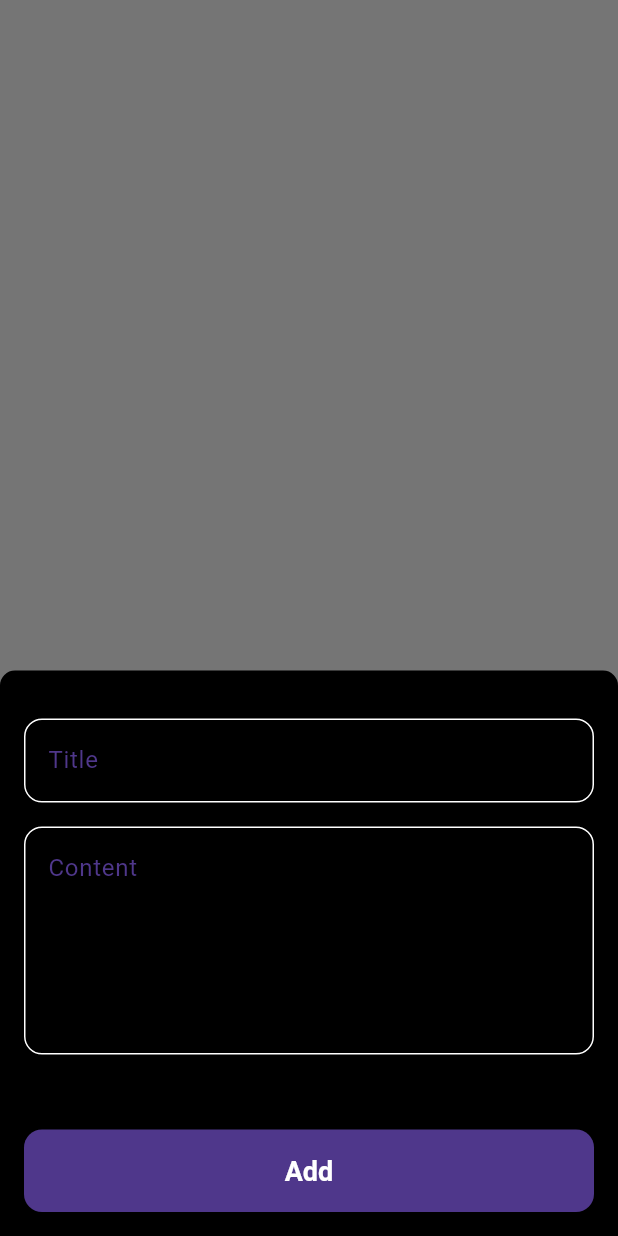
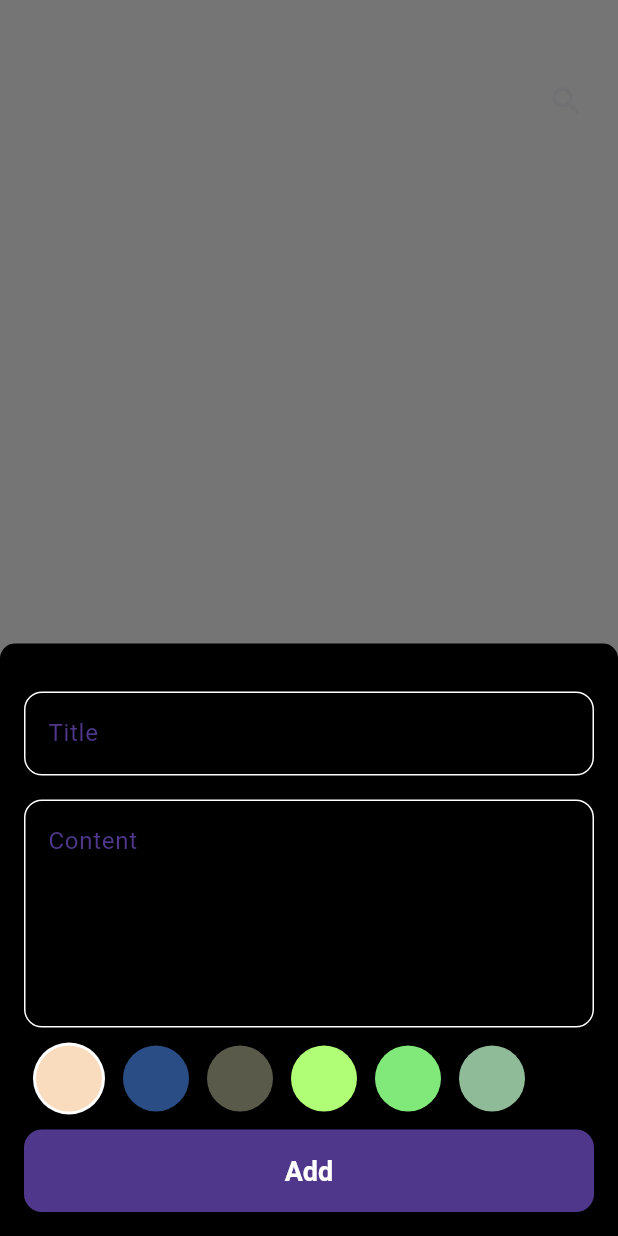
Before and after one commit to mohamedelkerba/notes_app, a Flutter app: the screen it shows after launch, after a tap on the "add" icon, on a phone screen of 412 x 824 dp. Run offline on Flutter 3.47's test engine with Material 3 defaults, Android fonts, the phone set to English and light mode, and no system bars; our stand-ins replace bloc, flutter_bloc, hive, hive_flutter; accounts and stored records are empty; generated files the repository leaves out were written again.

```diff
--- a/lib/core/widgets/custom_text_field.dart
+++ b/lib/core/widgets/custom_text_field.dart
@@ -3,14 +3,16 @@ import 'package:flutter/material.dart';
 import '../style/colors/colors.dart';
 
 class CustomTextField extends StatelessWidget {
-   CustomTextField({super.key , required this.hintText, this.maxLines =1, this.onSaved });
+   CustomTextField({super.key, required this.hintText,this.maxLines =1,this.onSaved, required this.controller});
 
  final String hintText;
  final int maxLines;
-   void Function(String?)?onSaved;
+ final void Function(String?)?onSaved;
+ TextEditingController controller ;
   @override
   Widget build(BuildContext context) {
     return TextFormField(
+      controller: controller,
       cursorColor:addNoteColor ,
       maxLines: maxLines,
       onSaved: onSaved,
--- a/lib/cubit/add_notes_cubit/add_note_cubit.dart
+++ b/lib/cubit/add_notes_cubit/add_note_cubit.dart
@@ -1,3 +1,5 @@
+import 'dart:ui';
+
 import 'package:bloc/bloc.dart';
 import 'package:hive/hive.dart';
 import 'package:meta/meta.dart';
@@ -7,7 +9,12 @@ part 'add_note_state.dart';
 
 class AddNoteCubit extends Cubit<AddNoteState> {
   AddNoteCubit() : super(AddNoteInitial());
+
+
+
+  Color? color = const Color(0xffF9DBBD);
     addNote(NoteModel note) async {
+      note.color = color!.value;
     emit(AddNoteLoading());
     try {
       var notesBox = Hive.box<NoteModel>('notes_box');
--- a/lib/models/note_model.dart
+++ b/lib/models/note_model.dart
@@ -6,16 +6,16 @@ part 'note_model.g.dart';
 class NoteModel extends HiveObject{
 
   @HiveField(0)
-  final String title ;
+   String title ;
 
   @HiveField(1)
-  final String subTitle;
+   String subTitle;
 
   @HiveField(2)
-  final String date;
+   String date;
 
   @HiveField(3)
-  final int color;
+   int color;
 
   NoteModel({ required this.title, required this.subTitle, required this.date,required  this.color});
 
--- a/lib/views/widgets/add_note_form.dart
+++ b/lib/views/widgets/add_note_form.dart
@@ -4,6 +4,7 @@ import 'package:training/models/note_model.dart';
 import 'package:intl/intl.dart';
 import '../../core/widgets/custom_text_field.dart';
 import '../../cubit/add_notes_cubit/add_note_cubit.dart';
+import 'colors_list_view.dart';
 import 'custom_button.dart';
 
 class AddNoteForm extends StatefulWidget {
@@ -16,54 +17,70 @@ class AddNoteForm extends StatefulWidget {
 class _AddNoteFormState extends State<AddNoteForm> {
   final GlobalKey<FormState> formKey = GlobalKey();
   AutovalidateMode autoValidateMode = AutovalidateMode.disabled;
-  String ? title, subTitle;
+
+  TextEditingController? titleController;
+  TextEditingController? subTitleController;
+
+  @override
+  void initState() {
+    super.initState();
+    titleController = TextEditingController();
+    subTitleController = TextEditingController();
+  }
+
+  @override
+  void dispose() {
+    titleController?.dispose();
+    subTitleController?.dispose();
+    super.dispose();
+  }
+
   @override
   Widget build(BuildContext context) {
-
     return Form(
       key: formKey,
       autovalidateMode: autoValidateMode,
       child: Column(
         children: [
           CustomTextField(
-            onSaved: (value) {
-              title = value;
-            },
+            controller: titleController!,
             hintText: 'Title',
           ),
           const SizedBox(
             height: 16,
           ),
           CustomTextField(
-            onSaved: (value) {
-              subTitle = value;
-            },
+            controller: subTitleController!,
             hintText: 'Content',
             maxLines: 5,
           ),
           const SizedBox(
-            height: 50,
+            height: 10,
           ),
-          BlocBuilder<AddNoteCubit,AddNoteState>(
+          ColorsListView(),
+          const SizedBox(
+            height: 10,
+          ),
+          BlocBuilder<AddNoteCubit, AddNoteState>(
             builder: (context, state) {
               return CustomButton(
-                isLoading: state is AddNoteLoading ? true : false,
+                isLoading: state is AddNoteLoading,
                 onTap: () {
                   if (formKey.currentState!.validate()) {
                     formKey.currentState!.save();
                     var currentDate = DateTime.now();
-                    var formattedCurrentDate =  DateFormat.yMd().format(currentDate);
+                    var formattedCurrentDate =
+                        DateFormat('dd-MM-yyyy').format(currentDate);
                     var noteModel = NoteModel(
-                      title: title!,
-                      subTitle: subTitle!,
-                      date:formattedCurrentDate,
+                      title: titleController!.text,
+                      subTitle: subTitleController!.text,
+                      date: formattedCurrentDate,
                       color: Colors.blue.value,
                     );
                     BlocProvider.of<AddNoteCubit>(context).addNote(noteModel);
                   } else {
-                    autoValidateMode = AutovalidateMode.always;
                     setState(() {
-
+                      autoValidateMode = AutovalidateMode.always;
                     });
                   }
                 },
--- /dev/null
+++ b/lib/views/widgets/colors_list_view.dart
@@ -0,0 +1,72 @@
+import 'package:flutter/material.dart';
+import 'package:flutter_bloc/flutter_bloc.dart';
+import 'package:training/cubit/add_notes_cubit/add_note_cubit.dart';
+import 'package:training/models/note_model.dart';
+
+class ColorsListView extends StatefulWidget {
+  const ColorsListView({super.key});
+
+  @override
+  State<ColorsListView> createState() => _ColorsListViewState();
+}
+
+class _ColorsListViewState extends State<ColorsListView> {
+  int  currentIndex =0;
+  List<Color > colors = const [
+    Color(0xffF9DBBD),
+    Color(0xff2A4D85),
+    Color(0xff595A4A),
+    Color(0xffB0FE76),
+    Color(0xff81E979),
+    Color(0xff8FBB99),
+  ];
+  @override
+  Widget build(BuildContext context) {
+    return SizedBox(
+      height: 48,
+      child: ListView.builder(
+        scrollDirection: Axis.horizontal,
+        itemCount: colors.length,
+        itemBuilder: (context, index) {
+          return  Padding(
+            padding: const  EdgeInsets.symmetric(horizontal: 6.0),
+            child:  GestureDetector(
+              onTap: (){
+                currentIndex = index;
+                BlocProvider.of<AddNoteCubit>(context).color = colors[index];
+                setState(() {});
+              } ,
+              child: ColorItem(
+                  isSelected: currentIndex == index,
+                  color: colors[index],
+              )
+            ),
+          );
+        },
+      ),
+    );
+  }
+}
+
+class ColorItem extends StatelessWidget {
+  const ColorItem({super.key, required this.isSelected, required this.color});
+
+  final bool isSelected;
+  final Color color ;
+  @override
+  Widget build(BuildContext context) {
+    return isSelected ?  CircleAvatar(
+      radius: 24,
+     backgroundColor: Colors.white,
+      child:  CircleAvatar(
+        radius: 22,
+        backgroundColor:color,
+
+      ),
+    ) :   CircleAvatar(
+      radius: 22,
+      backgroundColor: color,
+
+    );
+  }
+}
--- a/lib/views/widgets/custom_app_bar.dart
+++ b/lib/views/widgets/custom_app_bar.dart
@@ -2,11 +2,13 @@ import 'package:flutter/material.dart';
 import '../../core/widgets/default_text.dart';
 
 class CustomAppBar extends StatelessWidget {
-   const CustomAppBar({super.key, required this.titleText ,required this.icon});
+    const CustomAppBar({super.key, required this.titleText ,required this.icon, this.onPressed});
 
    final IconData icon;
-  final String titleText;
-  @override
+   final String titleText;
+   final void Function()?onPressed;
+
+   @override
   Widget build(BuildContext context) {
     return Padding(
       padding: const EdgeInsets.only(top: 25.0),
@@ -22,12 +24,14 @@ class CustomAppBar extends StatelessWidget {
             height: 45,
             decoration: const BoxDecoration(
                 color: Colors.white12,
-                borderRadius: BorderRadius.all(
-                    Radius.circular(12)
-                )
+                borderRadius: BorderRadius.all(Radius.circular(12))
             ),
-            child:  Center(
-              child: Icon(icon, color: Colors.white,),
+            child: Center(
+              child: IconButton(
+                onPressed :onPressed,
+                icon:Icon(icon),
+                color: Colors.white,
+              ),
             ),
           ),
         ],
--- a/lib/views/widgets/custom_note_item.dart
+++ b/lib/views/widgets/custom_note_item.dart
@@ -14,7 +14,9 @@ class NoteItem extends StatelessWidget {
     return GestureDetector(
       onTap: () {
         Navigator.push(context, MaterialPageRoute(builder: (context) {
-          return const EditNoteView();
+          return  EditNoteView(
+            note: note,
+          );
         }));
       },
       child: Container(
```
Also changed, not shown: lib/views/edit_note_view.dart (+8 -3 lines), lib/views/widgets/edit_note_colors_list.dart (added, +60 -0 lines), lib/views/widgets/edit_note_view_body.dart (+48 -4 lines).
